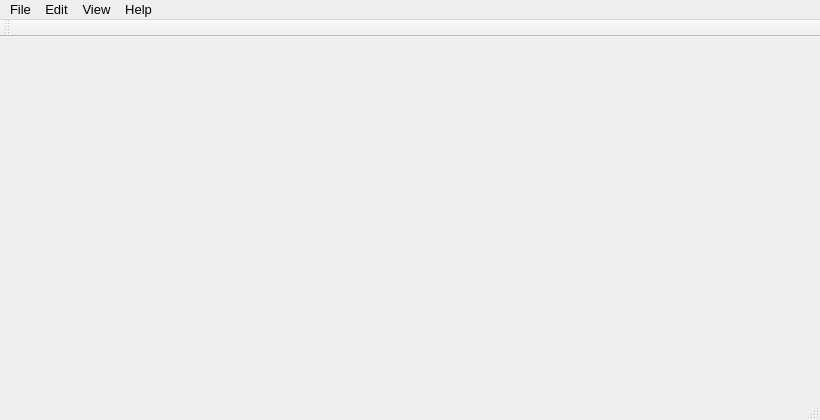
First picture: the form in src/mainwindow.ui, repository miwayx/hyperpad, before the edit.
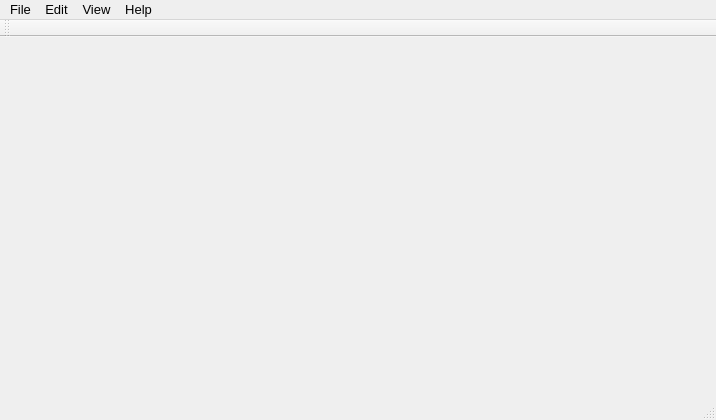
Second picture: the form after the edit. Icons and pictures are not drawn.

Patch:
```diff
--- a/src/mainwindow.ui
+++ b/src/mainwindow.ui
@@ -6,7 +6,7 @@
    <rect>
     <x>0</x>
     <y>0</y>
-    <width>820</width>
+    <width>716</width>
     <height>420</height>
    </rect>
   </property>
@@ -65,8 +65,8 @@
     <rect>
      <x>0</x>
      <y>0</y>
-     <width>820</width>
-     <height>21</height>
+     <width>716</width>
+     <height>23</height>
     </rect>
    </property>
    <widget class="QMenu" name="menuFile">
```
Left out of the diff: 26 changed lines with no effect on the pictures.
